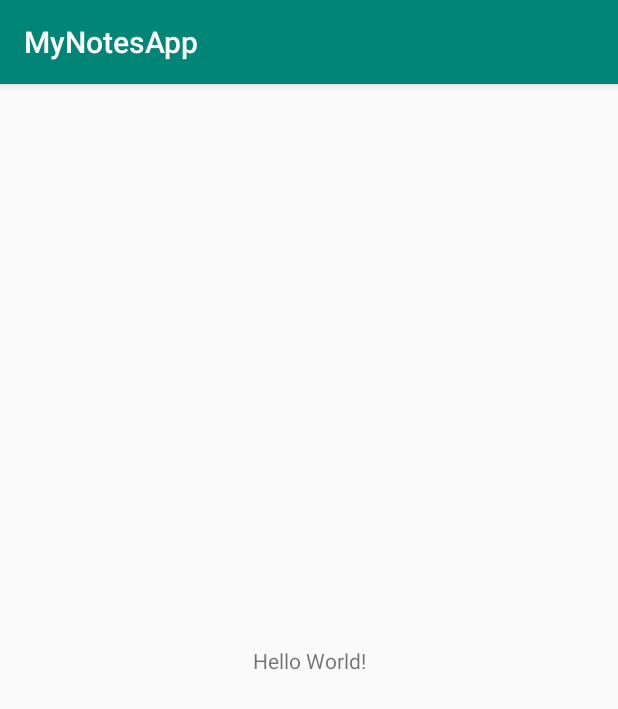
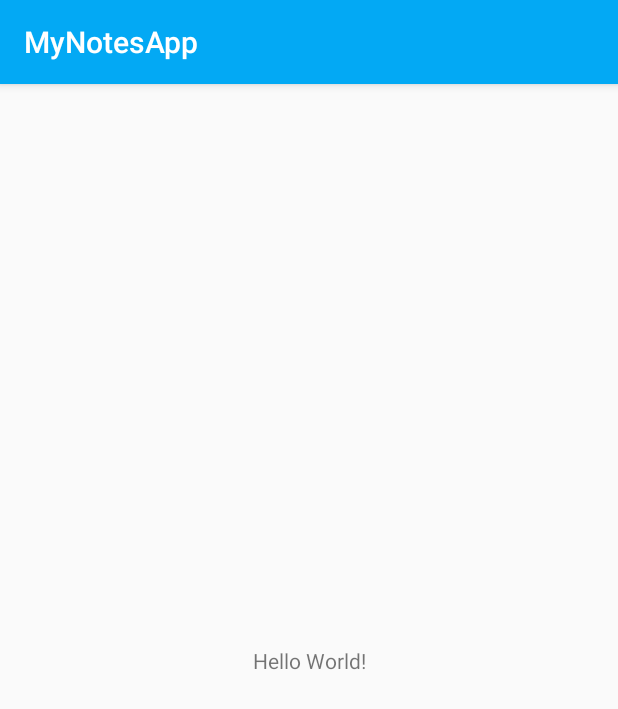
Before and after one commit to derysudrajat/MyNotesApp, an Android app: the screen it shows after launch (MainActivity), on a phone screen of 412 x 824 dp. Shown: the top 709 px of the screen. Run offline under Robolectric (Android 15) with nearby library versions, the phone set to English and light mode, and no system bars.

Commit message:
Change color file

```diff
--- a/app/src/main/res/values/colors.xml
+++ b/app/src/main/res/values/colors.xml
@@ -1,6 +1,6 @@
 <?xml version="1.0" encoding="utf-8"?>
 <resources>
-    <color name="colorPrimary">#008577</color>
-    <color name="colorPrimaryDark">#00574B</color>
-    <color name="colorAccent">#D81B60</color>
+    <color name="colorPrimary">#03A9F4</color>
+    <color name="colorPrimaryDark">#0288D1</color>
+    <color name="colorAccent">#FF9800</color>
 </resources>
```
